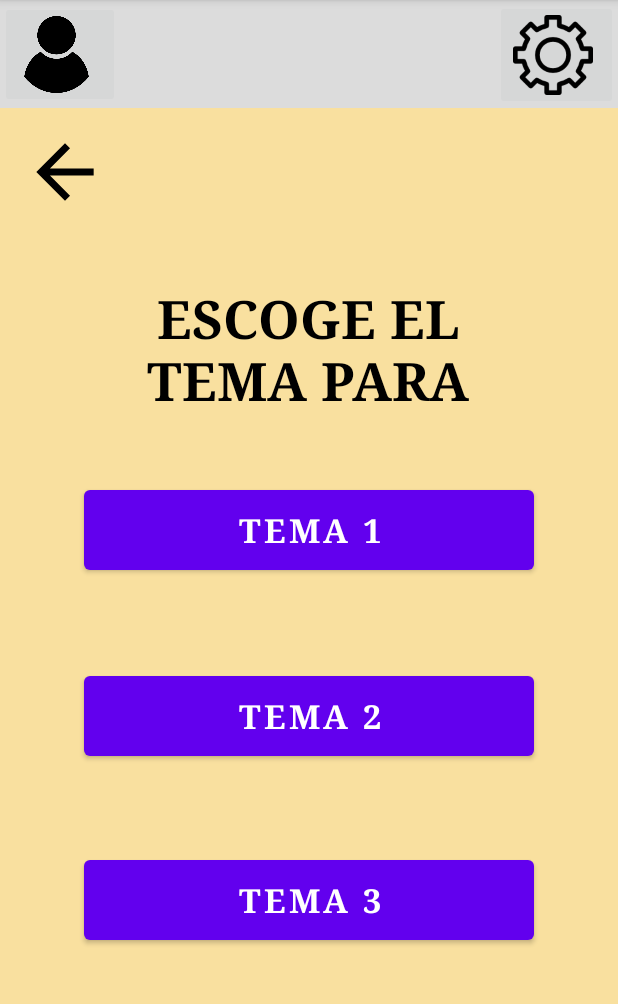
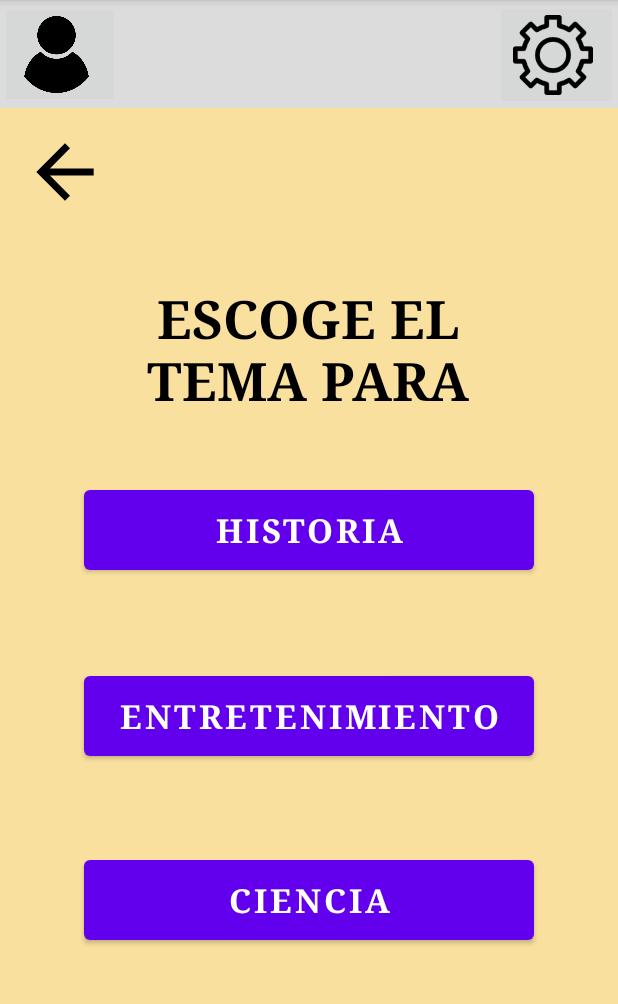
Before and after one commit to joexor/ExcoApp, an Android app: the TriarTema screen opened directly, with no data from a screen before it, on a phone screen of 412 x 824 dp, the part 84-1088 px from its top. Run offline under Robolectric (Android 15) with nearby library versions, the phone set to English and light mode, and no system bars; our stand-ins replace Firebase (no records; nobody signed in at launch, a user with empty details on screens opened directly).

Commit message:
Triar tema texto

```diff
--- a/app/src/main/java/com/JoexorArcofe/excoapp/TriarTema.kt
+++ b/app/src/main/java/com/JoexorArcofe/excoapp/TriarTema.kt
@@ -42,6 +42,9 @@ class TriarTema: AppCompatActivity(), View.OnClickListener {
         val user = currentuser?.email?.split('@')
         usuario.text = user?.get(0)
 
+        btnTema1!!.setText(Tema1)
+        btnTema2!!.setText(Tema2)
+        btnTema3!!.setText(Tema3)
     }
 
     override fun onClick(v: View?) {
@@ -77,4 +80,10 @@ class TriarTema: AppCompatActivity(), View.OnClickListener {
             }
         }
     }
+
+    companion object {
+        const val Tema1 = "Historia"
+        const val Tema2 = "Entretenimiento"
+        const val Tema3 = "Ciencia"
+    }
 }
```
Also changed, not shown: app/src/main/res/layout/activity_main.xml (+11 -11 lines).
